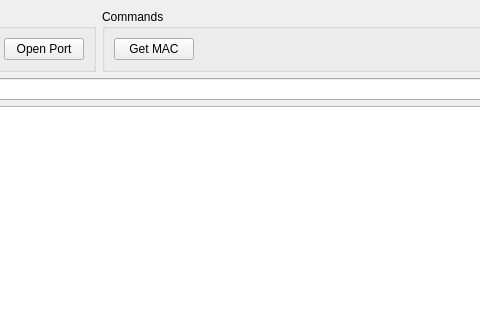
First picture: the form in Console/consoleView.ui, repository erudisill/bitstorm-gateway, before the edit; both pictures show x 95 to 575 and y 0 to 320 of the 947 by 703 pixel window.
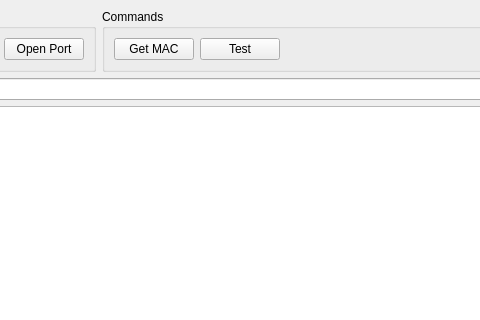
Second picture: the form after the edit.

Diff of the .ui file:
```diff
--- a/Console/consoleView.ui
+++ b/Console/consoleView.ui
@@ -49,6 +49,13 @@
            </property>
           </widget>
          </item>
+         <item>
+          <widget class="QPushButton" name="buttonTest">
+           <property name="text">
+            <string>Test</string>
+           </property>
+          </widget>
+         </item>
          <item>
           <spacer name="horizontalSpacer_2">
            <property name="orientation">
```
